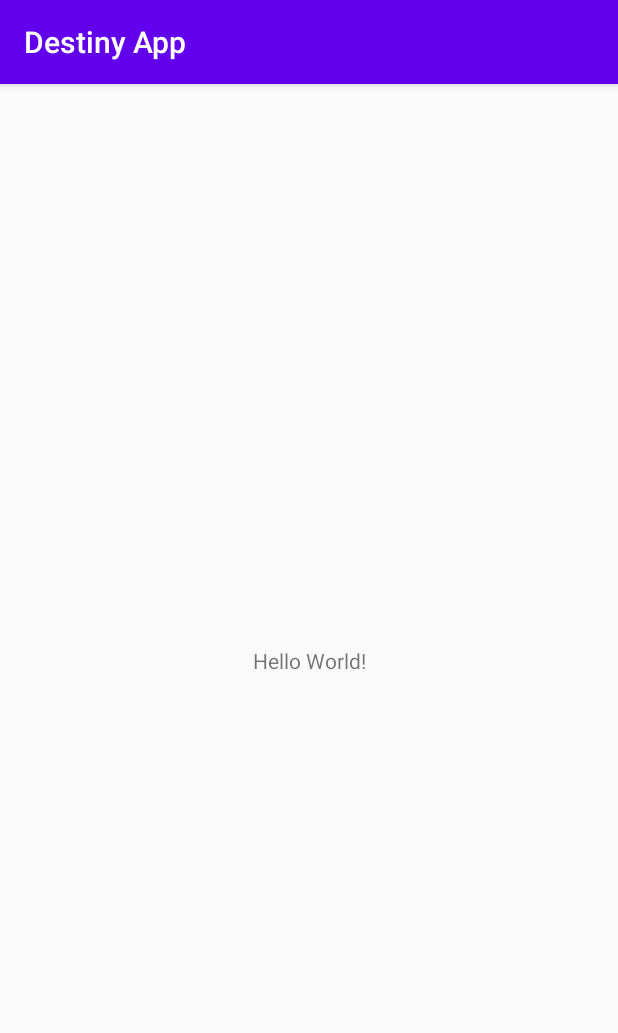
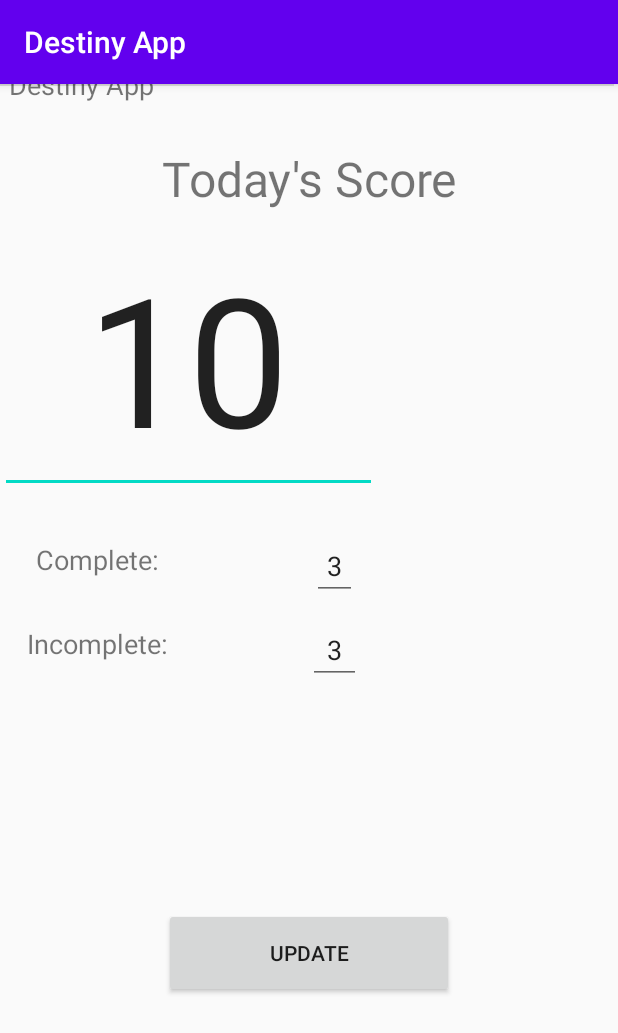
Before and after one commit to kat-kime/DestinyApp, an Android app: the screen it shows after launch (MainActivity), on a phone screen of 412 x 824 dp. Shown: the top 1033 px of the screen. Run offline under Robolectric (Android 15) with nearby library versions, the phone set to English and light mode, and no system bars.

Commit message:
Adding changes

```diff
--- a/app/src/main/res/layout/activity_main.xml
+++ b/app/src/main/res/layout/activity_main.xml
@@ -7,12 +7,105 @@
     tools:context=".MainActivity">
 
     <TextView
+        android:id="@+id/textView"
         android:layout_width="wrap_content"
         android:layout_height="wrap_content"
-        android:text="Hello World!"
-        app:layout_constraintBottom_toBottomOf="parent"
-        app:layout_constraintLeft_toLeftOf="parent"
-        app:layout_constraintRight_toRightOf="parent"
+        android:text="Destiny App"
+        android:textSize="18dp"
+        app:layout_constraintBottom_toTopOf="@+id/divider"
+        app:layout_constraintEnd_toStartOf="@+id/textView2"
+        app:layout_constraintStart_toStartOf="parent"
         app:layout_constraintTop_toTopOf="parent" />
 
+    <View
+        android:id="@+id/divider"
+        android:layout_width="409dp"
+        android:layout_height="1dp"
+        android:background="?android:attr/listDivider"
+        tools:layout_editor_absoluteX="1dp"
+        tools:layout_editor_absoluteY="75dp" />
+
+    <TextView
+        android:id="@+id/textView2"
+        android:layout_width="wrap_content"
+        android:layout_height="wrap_content"
+        android:layout_marginTop="40dp"
+        android:text="Today's Score"
+        android:textSize="32dp"
+        app:layout_constraintEnd_toEndOf="parent"
+        app:layout_constraintStart_toStartOf="parent"
+        app:layout_constraintTop_toBottomOf="@+id/divider" />
+
+    <EditText
+        android:id="@+id/editTextNumber"
+        android:layout_width="251dp"
+        android:layout_height="172dp"
+        android:layout_marginTop="16dp"
+        android:ems="10"
+        android:inputType="number"
+        android:text="10"
+        android:textAlignment="center"
+        android:textSize="120dp"
+        app:layout_constraintTop_toBottomOf="@+id/textView2"
+        tools:layout_editor_absoluteX="80dp" />
+
+    <TextView
+        android:id="@+id/textView3"
+        android:layout_width="130dp"
+        android:layout_height="28dp"
+        android:layout_marginTop="32dp"
+        android:text="Complete:"
+        android:textAlignment="center"
+        android:textSize="18dp"
+        app:layout_constraintStart_toStartOf="@+id/editTextNumber"
+        app:layout_constraintTop_toBottomOf="@+id/editTextNumber" />
+
+    <TextView
+        android:id="@+id/textView4"
+        android:layout_width="130dp"
+        android:layout_height="29dp"
+        android:layout_marginTop="28dp"
+        android:text="Incomplete:"
+        android:textAlignment="center"
+        android:textSize="18dp"
+        app:layout_constraintEnd_toEndOf="@+id/textView3"
+        app:layout_constraintStart_toStartOf="@+id/textView3"
+        app:layout_constraintTop_toBottomOf="@+id/textView3" />
+
+    <EditText
+        android:id="@+id/editTextNumber2"
+        android:layout_width="30dp"
+        android:layout_height="39dp"
+        android:ems="10"
+        android:inputType="number"
+        android:text="3"
+        android:textAlignment="center"
+        android:textSize="18dp"
+        app:layout_constraintEnd_toEndOf="@+id/editTextNumber"
+        app:layout_constraintHorizontal_bias="0.857"
+        app:layout_constraintStart_toEndOf="@+id/textView3"
+        app:layout_constraintTop_toTopOf="@+id/textView3" />
+
+    <EditText
+        android:id="@+id/editTextNumber3"
+        android:layout_width="35dp"
+        android:layout_height="39dp"
+        android:ems="10"
+        android:inputType="number"
+        android:text="3"
+        android:textAlignment="center"
+        android:textSize="18dp"
+        app:layout_constraintEnd_toEndOf="@+id/editTextNumber2"
+        app:layout_constraintStart_toStartOf="@+id/editTextNumber2"
+        app:layout_constraintTop_toTopOf="@+id/textView4" />
+
+    <Button
+        android:id="@+id/button"
+        android:layout_width="193dp"
+        android:layout_height="60dp"
+        android:text="Update"
+        app:layout_constraintBottom_toBottomOf="parent"
+        app:layout_constraintEnd_toEndOf="parent"
+        app:layout_constraintStart_toStartOf="parent"
+        app:layout_constraintTop_toBottomOf="@+id/textView4" />
 </androidx.constraintlayout.widget.ConstraintLayout>
```
